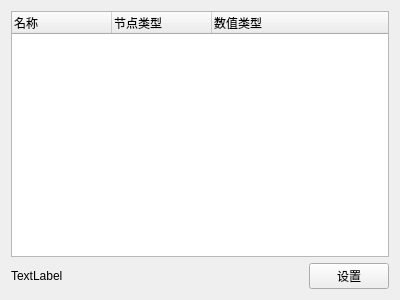
Above: CnvWid.ui from FY1043031060/NI_CNV before the change. Below: the same form after it.
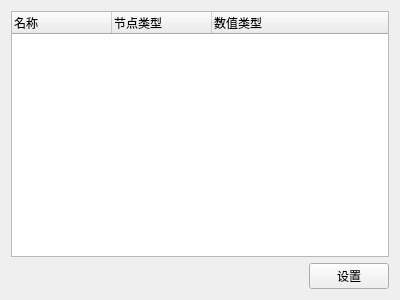
That is the form after the change.

Commit message: 变更默认字符串显示

Diff of the .ui file:
```diff
--- a/CnvWid.ui
+++ b/CnvWid.ui
@@ -38,7 +38,7 @@
      <item>
       <widget class="QLabel" name="label">
        <property name="text">
-        <string>TextLabel</string>
+        <string/>
        </property>
       </widget>
      </item>
```
